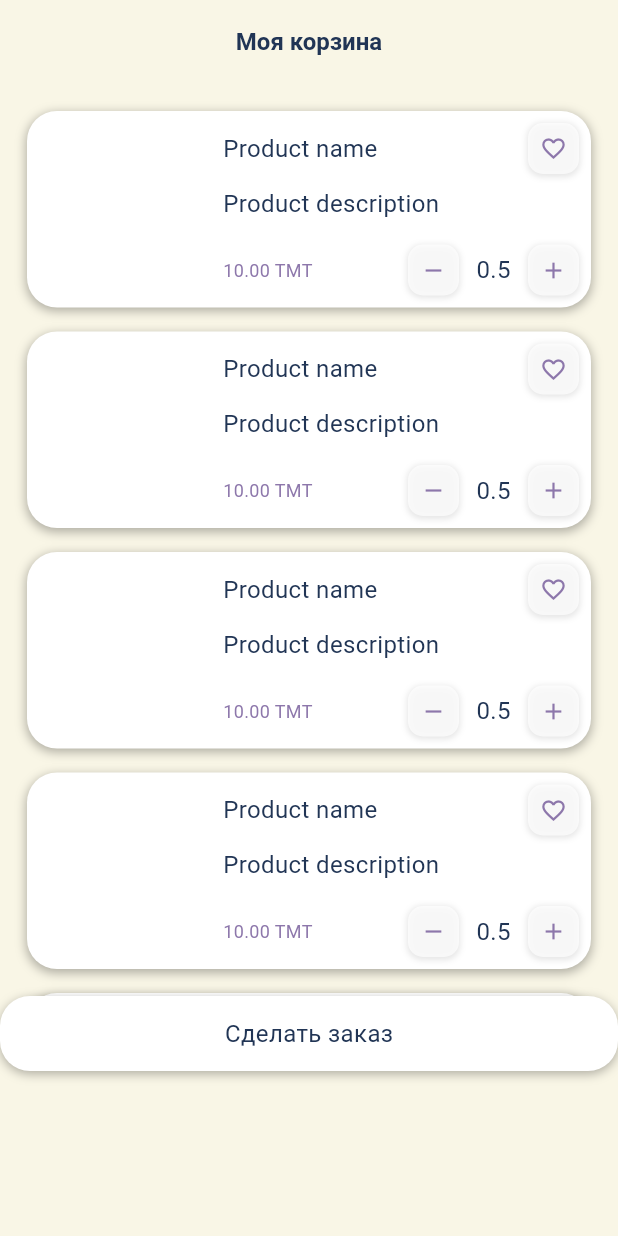
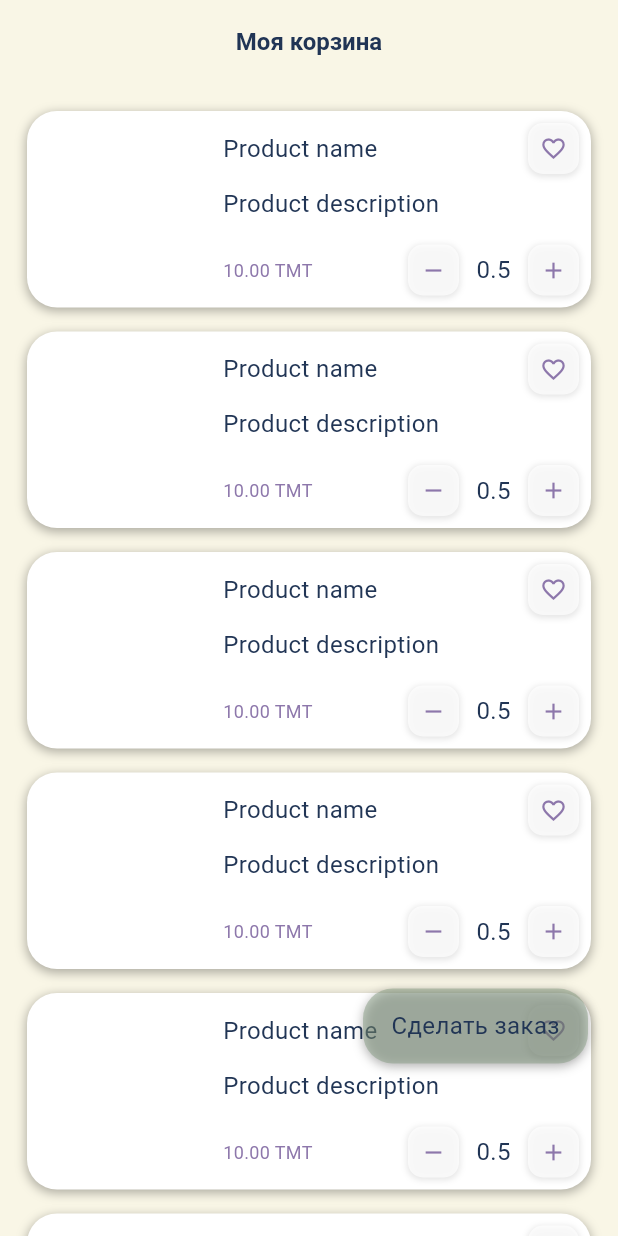
Before and after one commit to johnStuart00/mata_online_market, a Flutter app: the BasketScreen screen opened directly, on a phone screen of 412 x 824 dp. Run offline on Flutter 3.47's test engine with Material 3 defaults, Android fonts, the phone set to English and light mode, and no system bars; our stand-ins replace adaptive_theme, animated_splash_screen, carousel_slider, dot_navigation_bar, get, hive_flutter and 4 more; accounts and stored records are empty; generated files the repository leaves out were written again.

Commit message:
basket screen is done

```diff
--- a/lib/features/basket_screen/presentation/basket_screen.dart
+++ b/lib/features/basket_screen/presentation/basket_screen.dart
@@ -1,7 +1,6 @@
 import 'package:flutter/material.dart';
 import 'package:get/get.dart';
 import 'package:mata_online_market/config/routes/route_helper.dart';
-import 'package:mata_online_market/core/constants/app_dimension.dart';
 import 'package:mata_online_market/core/constants/app_spacing.dart';
 import 'package:flutter_gen/gen_l10n/app_localizations.dart';
 import 'package:mata_online_market/core/widgets/empty_page_widget.dart';
@@ -87,25 +86,16 @@ class _BasketScreenState extends State<BasketScreen> {
               const SliverToBoxAdapter(child: SizedBox(height: 160)),
             ],
           ),
-          //order button start
+          // order button start
           Positioned(
-            bottom: 0,
-            child: Container(
-              height: 160,
-              width: AppDimensions.screenWidth(context),
-              color: Theme.of(context).scaffoldBackgroundColor,
-              child: Column(
-                mainAxisAlignment: MainAxisAlignment.start,
-                children: [
-                  GestureDetector(
-                    onTap: () {},
+            bottom: 115,
+            right: 20,
             child: Container(
               height: 50,
+              width: 150,
               alignment: Alignment.center,
               decoration: BoxDecoration(
-                          color: Theme.of(context)
-                              .bottomNavigationBarTheme
-                              .backgroundColor,
+                  color: Theme.of(context).primaryColor,
                   borderRadius: AppSpacing.cardRadius,
                   boxShadow: [
                     BoxShadow(
@@ -122,10 +112,6 @@ class _BasketScreenState extends State<BasketScreen> {
               child: MiddleTextWidget(
                   text: AppLocalizations.of(context)!.sargytEtmek),
             ),
-                  ),
-                ],
-              ),
-            ),
             //order button end
           )
         ],
--- a/lib/features/favorites_screen/presentation/favorites_screen.dart
+++ b/lib/features/favorites_screen/presentation/favorites_screen.dart
@@ -5,6 +5,7 @@ import 'package:mata_online_market/core/constants/app_spacing.dart';
 import 'package:flutter_gen/gen_l10n/app_localizations.dart';
 import 'package:mata_online_market/core/widgets/empty_page_widget.dart';
 import 'package:mata_online_market/core/widgets/product_container_widget.dart';
+import 'package:mata_online_market/core/widgets/text_widgets/middle_text_widget.dart';
 
 class FavoritesScreen extends StatefulWidget {
   final List<String> products;
@@ -35,7 +36,9 @@ class _FavoritesScreenState extends State<FavoritesScreen> {
             snap: true,
             centerTitle: true,
             automaticallyImplyLeading: false,
-            title: Text(AppLocalizations.of(context)!.halanlarym),
+            title: MiddleTextWidget(
+              text: AppLocalizations.of(context)!.halanlarym,
+            ),
           ),
           widget.products.isEmpty
               //if products list empty
```
Lines whose indentation alone changed are shown as unchanged.
